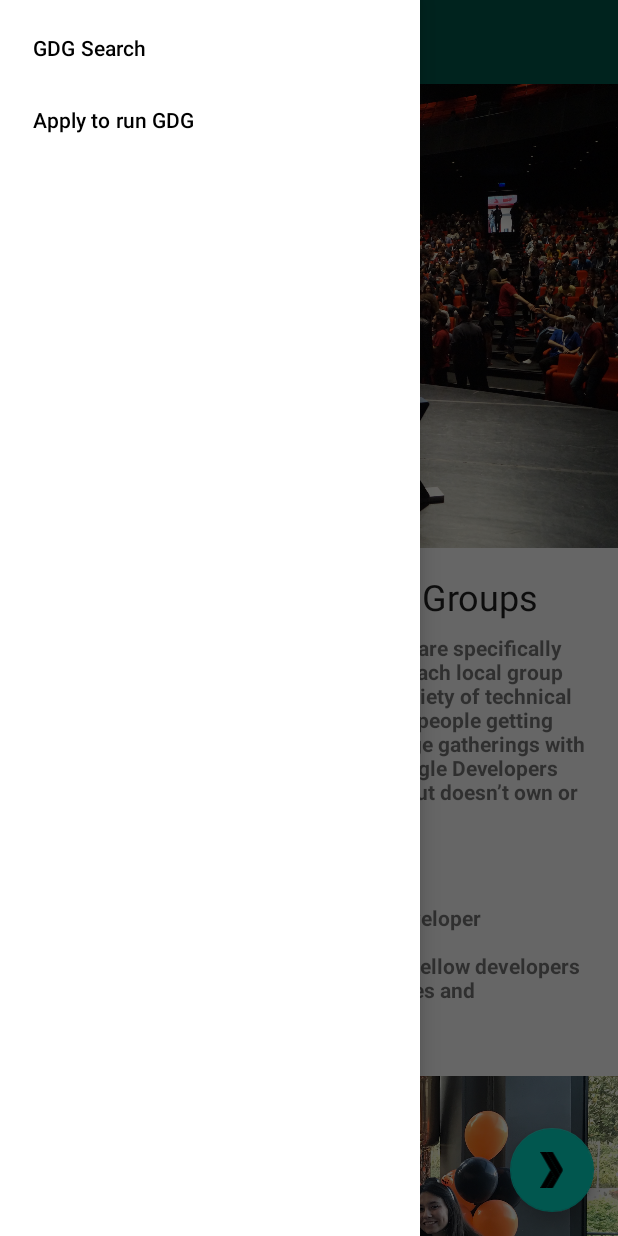
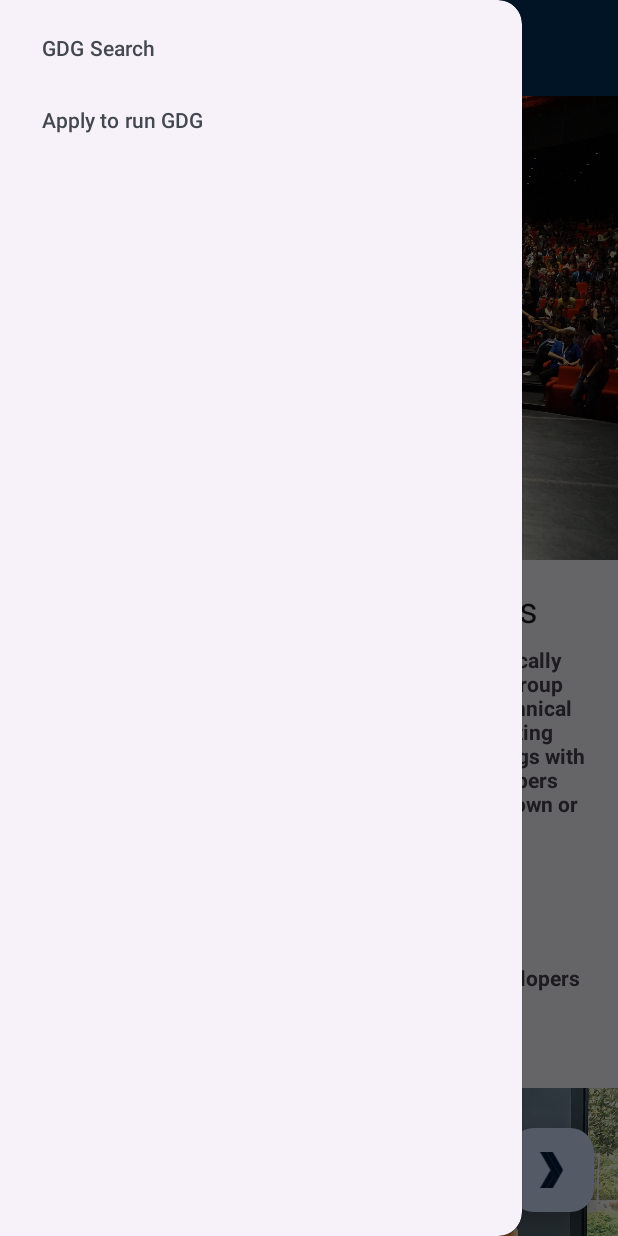
Before and after one commit to VitorMakiyama/GDG-Finder-Android-Course, an Android app: the screen it shows after launch (MainActivity), with the side drawer open, on a phone screen of 412 x 824 dp. Run offline under Robolectric (Android 15) with nearby library versions, the phone set to English and light mode, and no system bars; our stand-ins replace data binding, navigation-ui; Roboto replaces fonts that are not available here.

Commit message:
Step 7 Added Material 3 colors to the app

```diff
--- a/app/build.gradle
+++ b/app/build.gradle
@@ -22,14 +22,14 @@ apply plugin: 'kotlin-parcelize'
 apply plugin: 'androidx.navigation.safeargs'
 
 android {
-    compileSdk 33
+    compileSdk 34
     buildFeatures {
         dataBinding true
     }
     defaultConfig {
         applicationId "com.example.android.gdgfinder"
         minSdkVersion 19
-        targetSdkVersion 33
+        targetSdkVersion 34
         versionCode 1
         versionName "1.0"
         multiDexEnabled true
@@ -98,4 +98,5 @@ dependencies {
 
     // Client for retrieving location
     implementation "com.google.android.gms:play-services-location:$version_play_services"
+
 }
--- a/app/src/main/res/layout/activity_main.xml
+++ b/app/src/main/res/layout/activity_main.xml
@@ -13,7 +13,7 @@
             <androidx.appcompat.widget.Toolbar
                     android:id="@+id/toolbar"
                     android:theme="@style/ThemeOverlay.MaterialComponents.Dark.ActionBar"
-                    android:background="@color/colorPrimaryDark"
+                    android:background="@color/md_theme_dark_onPrimary"
                     android:layout_width="match_parent"
                     android:layout_height="?attr/actionBarSize">
                 <ImageView
@@ -22,7 +22,7 @@
                         android:layout_height="match_parent"
                         app:srcCompat="@drawable/logo"
                         android:contentDescription="@string/app_name"
-                        app:tint="?colorOnPrimary" />
+                        app:tint="?colorOnSecondary" />
             </androidx.appcompat.widget.Toolbar>
 
             <fragment
--- a/app/src/main/res/values/colors.xml
+++ b/app/src/main/res/values/colors.xml
@@ -1,6 +1,65 @@
 <?xml version="1.0" encoding="utf-8"?>
+
 <resources>
-  <color name="colorPrimary">#008577</color>
-  <color name="colorPrimaryDark">#00574B</color>
-  <color name="colorAccent">#D81B60</color>
+  <color name="seed">#669de7</color>
+  <color name="md_theme_light_primary">#1D5FA6</color>
+  <color name="md_theme_light_onPrimary">#FFFFFF</color>
+  <color name="md_theme_light_primaryContainer">#D4E3FF</color>
+  <color name="md_theme_light_onPrimaryContainer">#001C3A</color>
+  <color name="md_theme_light_secondary">#006D3C</color>
+  <color name="md_theme_light_onSecondary">#FFFFFF</color>
+  <color name="md_theme_light_secondaryContainer">#98F7B6</color>
+  <color name="md_theme_light_onSecondaryContainer">#00210E</color>
+  <color name="md_theme_light_tertiary">#6D5676</color>
+  <color name="md_theme_light_onTertiary">#FFFFFF</color>
+  <color name="md_theme_light_tertiaryContainer">#F7D9FF</color>
+  <color name="md_theme_light_onTertiaryContainer">#271430</color>
+  <color name="md_theme_light_error">#BA1A1A</color>
+  <color name="md_theme_light_errorContainer">#FFDAD6</color>
+  <color name="md_theme_light_onError">#FFFFFF</color>
+  <color name="md_theme_light_onErrorContainer">#410002</color>
+  <color name="md_theme_light_background">#FDFCFF</color>
+  <color name="md_theme_light_onBackground">#1A1C1E</color>
+  <color name="md_theme_light_surface">#FDFCFF</color>
+  <color name="md_theme_light_onSurface">#1A1C1E</color>
+  <color name="md_theme_light_surfaceVariant">#E0E2EC</color>
+  <color name="md_theme_light_onSurfaceVariant">#43474E</color>
+  <color name="md_theme_light_outline">#74777F</color>
+  <color name="md_theme_light_inverseOnSurface">#F1F0F4</color>
+  <color name="md_theme_light_inverseSurface">#2F3033</color>
+  <color name="md_theme_light_inversePrimary">#A5C8FF</color>
+  <color name="md_theme_light_shadow">#000000</color>
+  <color name="md_theme_light_surfaceTint">#1D5FA6</color>
+  <color name="md_theme_light_outlineVariant">#C3C6CF</color>
+  <color name="md_theme_light_scrim">#000000</color>
+  <color name="md_theme_dark_primary">#A5C8FF</color>
+  <color name="md_theme_dark_onPrimary">#00315E</color>
+  <color name="md_theme_dark_primaryContainer">#004785</color>
+  <color name="md_theme_dark_onPrimaryContainer">#D4E3FF</color>
+  <color name="md_theme_dark_secondary">#7CDA9C</color>
+  <color name="md_theme_dark_onSecondary">#00391D</color>
+  <color name="md_theme_dark_secondaryContainer">#00522C</color>
+  <color name="md_theme_dark_onSecondaryContainer">#98F7B6</color>
+  <color name="md_theme_dark_tertiary">#DABDE2</color>
+  <color name="md_theme_dark_onTertiary">#3D2946</color>
+  <color name="md_theme_dark_tertiaryContainer">#553F5E</color>
+  <color name="md_theme_dark_onTertiaryContainer">#F7D9FF</color>
+  <color name="md_theme_dark_error">#FFB4AB</color>
+  <color name="md_theme_dark_errorContainer">#93000A</color>
+  <color name="md_theme_dark_onError">#690005</color>
+  <color name="md_theme_dark_onErrorContainer">#FFDAD6</color>
+  <color name="md_theme_dark_background">#1A1C1E</color>
+  <color name="md_theme_dark_onBackground">#E3E2E6</color>
+  <color name="md_theme_dark_surface">#1A1C1E</color>
+  <color name="md_theme_dark_onSurface">#E3E2E6</color>
+  <color name="md_theme_dark_surfaceVariant">#43474E</color>
+  <color name="md_theme_dark_onSurfaceVariant">#C3C6CF</color>
+  <color name="md_theme_dark_outline">#8D9199</color>
+  <color name="md_theme_dark_inverseOnSurface">#1A1C1E</color>
+  <color name="md_theme_dark_inverseSurface">#E3E2E6</color>
+  <color name="md_theme_dark_inversePrimary">#1D5FA6</color>
+  <color name="md_theme_dark_shadow">#000000</color>
+  <color name="md_theme_dark_surfaceTint">#A5C8FF</color>
+  <color name="md_theme_dark_outlineVariant">#43474E</color>
+  <color name="md_theme_dark_scrim">#000000</color>
 </resources>
--- a/app/src/main/res/values/styles.xml
+++ b/app/src/main/res/values/styles.xml
@@ -1,11 +1,35 @@
 <resources>
 
     <!-- Base application theme. -->
-    <style name="AppTheme" parent="Theme.MaterialComponents.Light.NoActionBar">
+    <style parent="Theme.Material3.Light.NoActionBar" name="AppTheme">
         <!-- Customize your theme here. -->
-        <item name="colorPrimary">@color/colorPrimary</item>
-        <item name="colorPrimaryDark">@color/colorPrimaryDark</item>
-        <item name="colorAccent">@color/colorAccent</item>
+        <item name="colorPrimary">@color/md_theme_light_primary</item>
+        <item name="colorOnPrimary">@color/md_theme_light_onPrimary</item>
+        <item name="colorPrimaryContainer">@color/md_theme_light_primaryContainer</item>
+        <item name="colorOnPrimaryContainer">@color/md_theme_light_onPrimaryContainer</item>
+        <item name="colorSecondary">@color/md_theme_light_secondary</item>
+        <item name="colorOnSecondary">@color/md_theme_light_onSecondary</item>
+        <item name="colorSecondaryContainer">@color/md_theme_light_secondaryContainer</item>
+        <item name="colorOnSecondaryContainer">@color/md_theme_light_onSecondaryContainer</item>
+        <item name="colorTertiary">@color/md_theme_light_tertiary</item>
+        <item name="colorOnTertiary">@color/md_theme_light_onTertiary</item>
+        <item name="colorTertiaryContainer">@color/md_theme_light_tertiaryContainer</item>
+        <item name="colorOnTertiaryContainer">@color/md_theme_light_onTertiaryContainer</item>
+        <item name="colorError">@color/md_theme_light_error</item>
+        <item name="colorErrorContainer">@color/md_theme_light_errorContainer</item>
+        <item name="colorOnError">@color/md_theme_light_onError</item>
+        <item name="colorOnErrorContainer">@color/md_theme_light_onErrorContainer</item>
+        <item name="android:colorBackground">@color/md_theme_light_background</item>
+        <item name="colorOnBackground">@color/md_theme_light_onBackground</item>
+        <item name="colorSurface">@color/md_theme_light_surface</item>
+        <item name="colorOnSurface">@color/md_theme_light_onSurface</item>
+        <item name="colorSurfaceVariant">@color/md_theme_light_surfaceVariant</item>
+        <item name="colorOnSurfaceVariant">@color/md_theme_light_onSurfaceVariant</item>
+        <item name="colorOutline">@color/md_theme_light_outline</item>
+        <item name="colorOnSurfaceInverse">@color/md_theme_light_inverseOnSurface</item>
+        <item name="colorSurfaceInverse">@color/md_theme_light_inverseSurface</item>
+        <item name="colorPrimaryInverse">@color/md_theme_light_inversePrimary</item>
+
         <item name="android:fontFamily">@font/almendra_display</item>
         <item name="fontFamily">@font/almendra_display</item>
         <item name="android:textStyle">bold</item>
--- a/build.gradle
+++ b/build.gradle
@@ -18,7 +18,7 @@ buildscript {
         version_retrofit = "2.5.0"
         version_retrofit_coroutines_adapter = "0.9.2"
         version_recyclerview = "1.2.0-alpha05"
-        version_material = "1.1.0-alpha04"
+        version_material = "1.11.0-alpha02"
         version_play_services = "17.0.0"
     }
 
```
